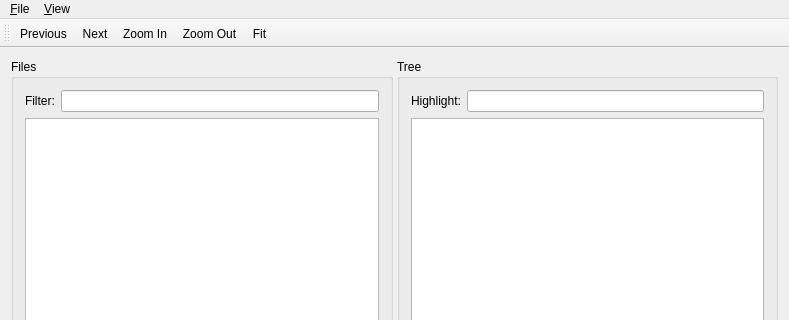
Qt form ui/DactMainWindow.ui (rug-compling/dact) before a commit; both pictures show x 0 to 789 and y 0 to 320 of the 789 by 660 pixel window.
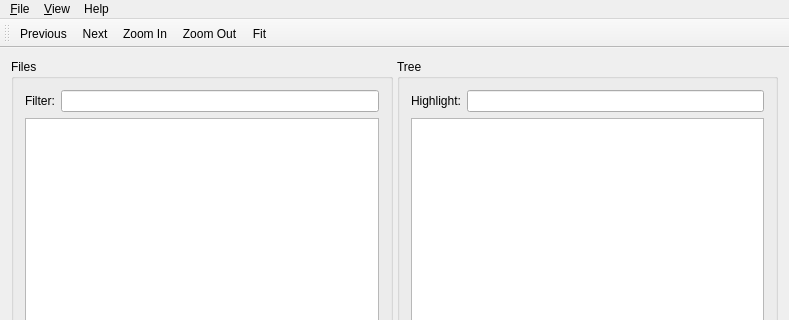
The same form after that commit. Icons and pictures are not drawn.

Commit message: About dialog.

```diff
--- a/ui/DactMainWindow.ui
+++ b/ui/DactMainWindow.ui
@@ -102,7 +102,7 @@
      <x>0</x>
      <y>0</y>
      <width>789</width>
-     <height>25</height>
+     <height>22</height>
     </rect>
    </property>
    <widget class="QMenu" name="menu_File">
@@ -126,8 +126,15 @@
     <addaction name="zoomInAction"/>
     <addaction name="zoomOutAction"/>
    </widget>
+   <widget class="QMenu" name="menuHelp">
+    <property name="title">
+     <string>Help</string>
+    </property>
+    <addaction name="aboutAction"/>
+   </widget>
    <addaction name="menu_File"/>
    <addaction name="menuView"/>
+   <addaction name="menuHelp"/>
   </widget>
   <widget class="QToolBar" name="mainToolBar">
    <property name="toolButtonStyle">
```
Left out of the diff: 5 changed lines with no effect on the pictures. The commit also changes 2 other files.
